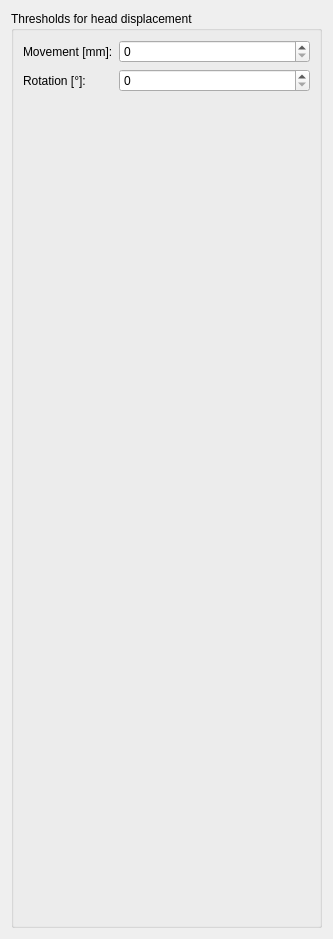
Before: the Qt Designer form libraries/disp/viewers/formfiles/rtfwdsettingsview.ui in mne-tools/mne-cpp, drawn with Qt 5.
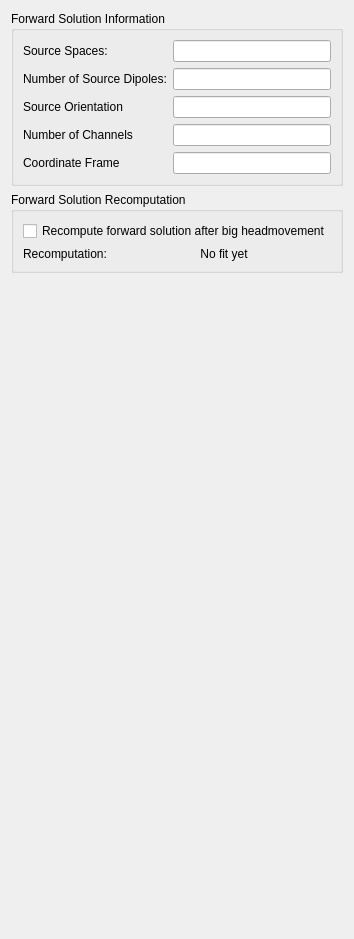
After: the same form once the commit is applied.

Diff of the .ui file:
```diff
--- a/libraries/disp/viewers/formfiles/rtfwdsettingsview.ui
+++ b/libraries/disp/viewers/formfiles/rtfwdsettingsview.ui
@@ -17,32 +17,120 @@
    <item>
     <widget class="QGroupBox" name="groupBox_Thresholds">
      <property name="title">
-      <string>Thresholds for head displacement</string>
+      <string>Forward Solution Information</string>
      </property>
-     <layout class="QFormLayout" name="formLayout">
+     <layout class="QFormLayout" name="formLayout_2">
       <item row="0" column="0">
        <widget class="QLabel" name="label_Rotation">
         <property name="text">
-         <string>Movement [mm]:</string>
-        </property>
-       </widget>
-      </item>
-      <item row="1" column="0">
-       <widget class="QLabel" name="label_3">
-        <property name="text">
-         <string>Rotation [°]:</string>
+         <string>Source Spaces:</string>
         </property>
        </widget>
       </item>
       <item row="0" column="1">
-       <widget class="QSpinBox" name="m_spinBox_Movement"/>
+       <widget class="QLineEdit" name="m_lineEdit_iNSourceSpace"/>
       </item>
+      <item row="1" column="0">
+       <widget class="QLabel" name="label_3">
+        <property name="text">
+         <string>Number of Source Dipoles:</string>
+        </property>
+       </widget>
+      </item>
       <item row="1" column="1">
-       <widget class="QSpinBox" name="m_spinBox_Rotation"/>
+       <widget class="QLineEdit" name="m_lineEdit_iNDipole"/>
       </item>
+      <item row="2" column="0">
+       <widget class="QLabel" name="label_6">
+        <property name="text">
+         <string>Source Orientation</string>
+        </property>
+       </widget>
+      </item>
+      <item row="2" column="1">
+       <widget class="QLineEdit" name="m_lineEdit_sSourceOri">
+        <property name="text">
+         <string/>
+        </property>
+       </widget>
+      </item>
+      <item row="3" column="0">
+       <widget class="QLabel" name="label_7">
+        <property name="text">
+         <string>Number of Channels</string>
+        </property>
+       </widget>
+      </item>
+      <item row="3" column="1">
+       <widget class="QLineEdit" name="m_lineEdit_iNChan">
+        <property name="text">
+         <string/>
+        </property>
+       </widget>
+      </item>
+      <item row="4" column="0">
+       <widget class="QLabel" name="label_8">
+        <property name="text">
+         <string>Coordinate Frame</string>
+        </property>
+       </widget>
+      </item>
+      <item row="4" column="1">
+       <widget class="QLineEdit" name="m_lineEdit_sCoordFrame">
+        <property name="text">
+         <string/>
+        </property>
+       </widget>
+      </item>
      </layout>
     </widget>
    </item>
+   <item>
+    <widget class="QGroupBox" name="groupBox_recomp">
+     <property name="title">
+      <string>Forward Solution Recomputation</string>
+     </property>
+     <layout class="QFormLayout" name="formLayout">
+      <item row="0" column="0" colspan="2">
+       <widget class="QCheckBox" name="m_checkBox_bDoRecomputation">
+        <property name="text">
+         <string>Recompute forward solution after big headmovement</string>
+        </property>
+       </widget>
+      </item>
+      <item row="1" column="0">
+       <widget class="QLabel" name="label">
+        <property name="text">
+         <string>Recomputation: </string>
+        </property>
+       </widget>
+      </item>
+      <item row="1" column="1">
+       <widget class="QLabel" name="m_label_recomputationFeedback">
+        <property name="text">
+         <string>No fit yet</string>
+        </property>
+        <property name="alignment">
+         <set>Qt::AlignCenter</set>
+        </property>
+       </widget>
+      </item>
+     </layout>
+    </widget>
+   </item>
+   <item>
+    <spacer name="verticalSpacer">
+     <property name="orientation">
+      <enum>Qt::Vertical</enum>
+     </property>
+     <property name="sizeHint" stdset="0">
+      <size>
+       <width>20</width>
+       <height>568</height>
+      </size>
+     </property>
+    </spacer>
+   </item>
   </layout>
  </widget>
  <resources/>
```
Left out of the diff: 2 changed lines with no effect on the pictures.
